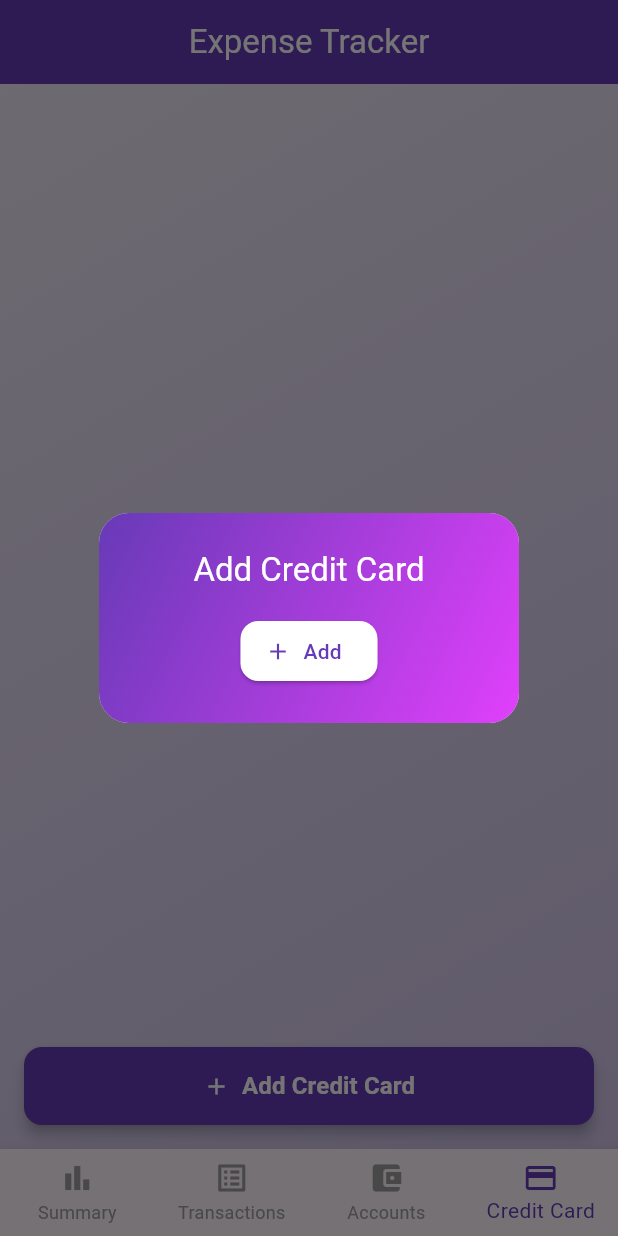
After one commit to harshangowda84/expense_tracker, a Flutter app: the screen it shows after launch, item 4 of the bottom bar chosen, after a tap on "Add Credit Card", on a phone screen of 412 x 824 dp. The commit adds this screen. Run offline on Flutter 3.47's test engine with Material 3 defaults, Android fonts, the phone set to English and light mode, and no system bars; our stand-ins replace csv, fl_chart, shared_preferences.

Commit message:
Add CreditCardsTab and integrate into main navigation

```diff
--- a/lib/main.dart
+++ b/lib/main.dart
@@ -4,6 +4,7 @@ import 'screens/accounts_tab.dart';
 import 'screens/transactions_tab.dart';
 import 'screens/summary_tab.dart';
 import 'providers/data_provider.dart';
+import 'screens/credit_cards_tab.dart';
 
 void main() {
   runApp(const ExpenseTrackerApp());
@@ -56,6 +57,7 @@ class _HomeScreenState extends State<HomeScreen> {
     SummaryTab(),
     TransactionsTab(),
     AccountsTab(),
+    CreditCardsTab(),
   ];
 
   @override
@@ -75,6 +77,7 @@ class _HomeScreenState extends State<HomeScreen> {
           BottomNavigationBarItem(icon: Icon(Icons.bar_chart), label: 'Summary'),
           BottomNavigationBarItem(icon: Icon(Icons.list_alt), label: 'Transactions'),
           BottomNavigationBarItem(icon: Icon(Icons.account_balance_wallet), label: 'Accounts'),
+          BottomNavigationBarItem(icon: Icon(Icons.credit_card), label: 'Credit Card'),
         ],
         selectedItemColor: Colors.deepPurple,
         unselectedItemColor: Colors.grey,
--- /dev/null
+++ b/lib/screens/credit_cards_tab.dart
@@ -0,0 +1,100 @@
+import 'package:flutter/material.dart';
+
+class CreditCardsTab extends StatelessWidget {
+  const CreditCardsTab({super.key});
+
+  void _showAddCreditCardDialog(BuildContext context) {
+    // TODO: Implement dialog for adding a credit card
+    showDialog(
+      context: context,
+      builder: (dialogContext) => Dialog(
+        shape: RoundedRectangleBorder(borderRadius: BorderRadius.circular(20)),
+        child: Container(
+          padding: const EdgeInsets.all(24),
+          decoration: BoxDecoration(
+            gradient: LinearGradient(
+              colors: [Colors.deepPurple, Colors.purpleAccent],
+              begin: Alignment.topLeft,
+              end: Alignment.bottomRight,
+            ),
+            borderRadius: BorderRadius.circular(20),
+          ),
+          child: Column(
+            mainAxisSize: MainAxisSize.min,
+            children: [
+              Text('Add Credit Card', style: Theme.of(context).textTheme.titleLarge?.copyWith(color: Colors.white)),
+              const SizedBox(height: 16),
+              // Add input fields here
+              ElevatedButton.icon(
+                icon: const Icon(Icons.add),
+                label: const Text('Add'),
+                style: ElevatedButton.styleFrom(
+                  backgroundColor: Colors.white,
+                  foregroundColor: Colors.deepPurple,
+                  shape: RoundedRectangleBorder(borderRadius: BorderRadius.circular(12)),
+                ),
+                onPressed: () {
+                  // TODO: Add credit card logic
+                  Navigator.pop(dialogContext);
+                  ScaffoldMessenger.of(context).showSnackBar(
+                    SnackBar(
+                      content: const Text('Credit card added successfully!'),
+                      backgroundColor: Colors.deepPurple,
+                      behavior: SnackBarBehavior.floating,
+                      margin: const EdgeInsets.only(bottom: 72, left: 16, right: 16),
+                      duration: Duration(milliseconds: 1500),
+                    ),
+                  );
+                },
+              ),
+            ],
+          ),
+        ),
+      ),
+    );
+  }
+
+  @override
+  Widget build(BuildContext context) {
+    return Container(
+      decoration: const BoxDecoration(
+        gradient: LinearGradient(
+          colors: [Color(0xFFEDE7F6), Color(0xFFD1C4E9)],
+          begin: Alignment.topLeft,
+          end: Alignment.bottomRight,
+        ),
+      ),
+      child: Column(
+        children: [
+          const Expanded(
+            child: Center(
+              child: Text('Credit Cards Tab'),
+            ),
+          ),
+          Container(
+            padding: const EdgeInsets.all(16.0),
+            child: ElevatedButton.icon(
+              icon: const Icon(Icons.add),
+              label: const Text(
+                'Add Credit Card',
+                style: TextStyle(
+                  fontSize: 16,
+                  fontWeight: FontWeight.bold,
+                ),
+              ),
+              onPressed: () => _showAddCreditCardDialog(context),
+              style: ElevatedButton.styleFrom(
+                backgroundColor: Colors.deepPurple,
+                foregroundColor: Colors.white,
+                minimumSize: const Size(double.infinity, 52),
+                shape: RoundedRectangleBorder(borderRadius: BorderRadius.circular(12)),
+                elevation: 4,
+                padding: const EdgeInsets.symmetric(vertical: 12),
+              ),
+            ),
+          ),
+        ],
+      ),
+    );
+  }
+}
```
Also changed, not shown: lib/models/credit_card.dart (added, +76 -0 lines).
